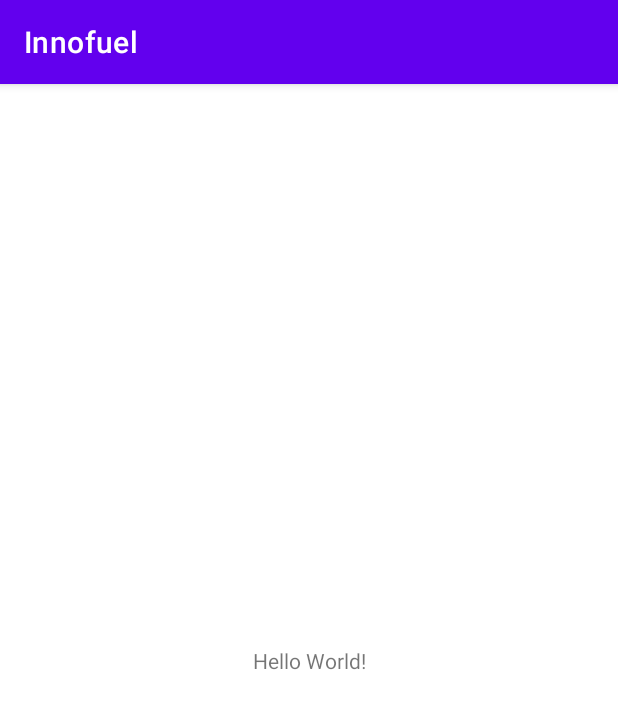
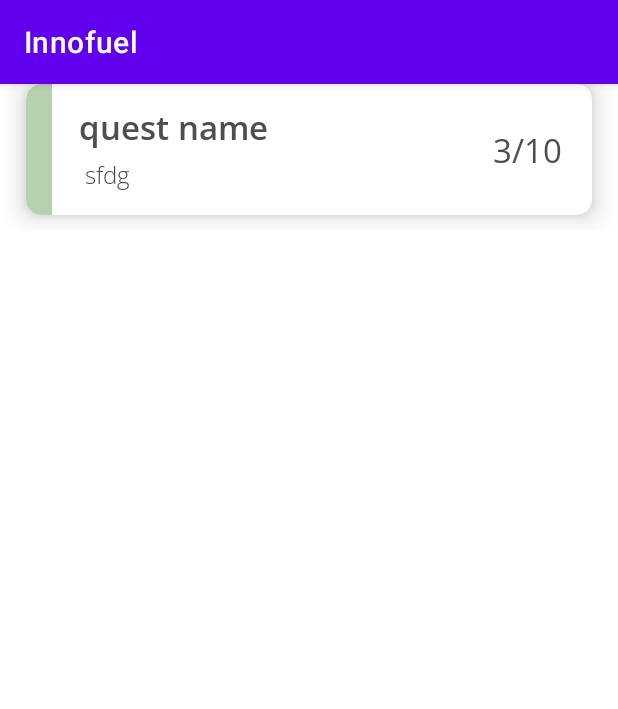
Before and after one commit to zjayee/Study-Farm, an Android app: the screen it shows after launch (MainActivity), on a phone screen of 412 x 824 dp. Shown: the top 709 px of the screen. Run offline under Robolectric (Android 15) with nearby library versions, the phone set to English and light mode, and no system bars.

Commit message:
test questwidget in mainactivity

```diff
--- a/app/src/main/java/com/example/innofuel/MainActivity.java
+++ b/app/src/main/java/com/example/innofuel/MainActivity.java
@@ -3,6 +3,7 @@ package com.example.innofuel;
 import androidx.appcompat.app.AppCompatActivity;
 
 import android.os.Bundle;
+import android.widget.LinearLayout;
 
 public class MainActivity extends AppCompatActivity {
 
@@ -10,5 +11,11 @@ public class MainActivity extends AppCompatActivity {
     protected void onCreate(Bundle savedInstanceState) {
         super.onCreate(savedInstanceState);
         setContentView(R.layout.activity_main);
+
+        QuestWidget questWidget = new QuestWidget(this, null, "quest name", " sfdg"," sdge","3/10");
+        LinearLayout linearLayout = findViewById(R.id.linearlayout);
+        linearLayout.addView(questWidget);
+
+
     }
 }
--- a/app/src/main/java/QuestWidget.java
+++ b/app/src/main/java/com/example/innofuel/QuestWidget.java
@@ -1,3 +1,4 @@
+package com.example.innofuel;
 import android.content.Context;
 import android.util.AttributeSet;
 import android.view.LayoutInflater;
@@ -6,14 +7,17 @@ import android.widget.LinearLayout;
 import android.widget.TextView;
 
 import androidx.annotation.Nullable;
+import androidx.cardview.widget.CardView;
 
-import com.example.innofuel.R;
+
 
 
 
 public class QuestWidget extends LinearLayout implements View.OnClickListener
 {
 
+    CardView rewardsCard;
+    CardView taskCard;
 
     public QuestWidget(Context context, @Nullable AttributeSet attrs, String questName, String questDescription, String questRewards, String completion) {
         super(context, attrs);
@@ -32,11 +36,36 @@ public class QuestWidget extends LinearLayout implements View.OnClickListener
         questRewardsTextview.setText(questRewards);
         completionTextview.setText(completion);
 
+        rewardsCard = findViewById(R.id.rewardsCard);
+        //set as invisible
+        rewardsCard.setVisibility(GONE);
+
+        taskCard = findViewById(R.id.taskCard);
+
+
+        taskCard.setOnClickListener(new OnClickListener() {
+            @Override
+            public void onClick(View v) {
+
+                if (rewardsCard.getVisibility()==GONE){
+                    rewardsCard.setVisibility(VISIBLE);
+                }else if(rewardsCard.getVisibility()==VISIBLE){
+                    rewardsCard.setVisibility(GONE);
+                }
+                System.out.println("clicked reward");
+
+            }
+        });
 
     }
 
     @Override
     public void onClick(View v) {
 
+
+
     }
+
+
+
 }
--- a/app/src/main/res/layout/activity_main.xml
+++ b/app/src/main/res/layout/activity_main.xml
@@ -6,13 +6,16 @@
     android:layout_height="match_parent"
     tools:context=".MainActivity">
 
-    <TextView
-        android:layout_width="wrap_content"
-        android:layout_height="wrap_content"
-        android:text="Hello World!"
-        app:layout_constraintBottom_toBottomOf="parent"
-        app:layout_constraintLeft_toLeftOf="parent"
-        app:layout_constraintRight_toRightOf="parent"
-        app:layout_constraintTop_toTopOf="parent" />
+
+    <LinearLayout
+        android:id="@+id/linearlayout"
+        android:layout_width="match_parent"
+        android:layout_height="match_parent"
+        android:orientation="vertical"
+        >
+
+
+    </LinearLayout>
+
 
 </androidx.constraintlayout.widget.ConstraintLayout>
--- a/app/src/main/res/layout/quest_widget.xml
+++ b/app/src/main/res/layout/quest_widget.xml
@@ -1,7 +1,7 @@
 <?xml version="1.0" encoding="utf-8"?>
 <LinearLayout xmlns:android="http://schemas.android.com/apk/res/android"
     android:layout_width="match_parent"
-    android:layout_height="match_parent"
+    android:layout_height="wrap_content"
     xmlns:app="http://schemas.android.com/apk/res-auto"
     android:orientation="vertical"
     >
@@ -112,5 +112,9 @@
 
 
     </androidx.cardview.widget.CardView>
+    <ImageView
+        android:layout_width="match_parent"
+        android:layout_height="10dp"
 
+        />
 </LinearLayout>
```
